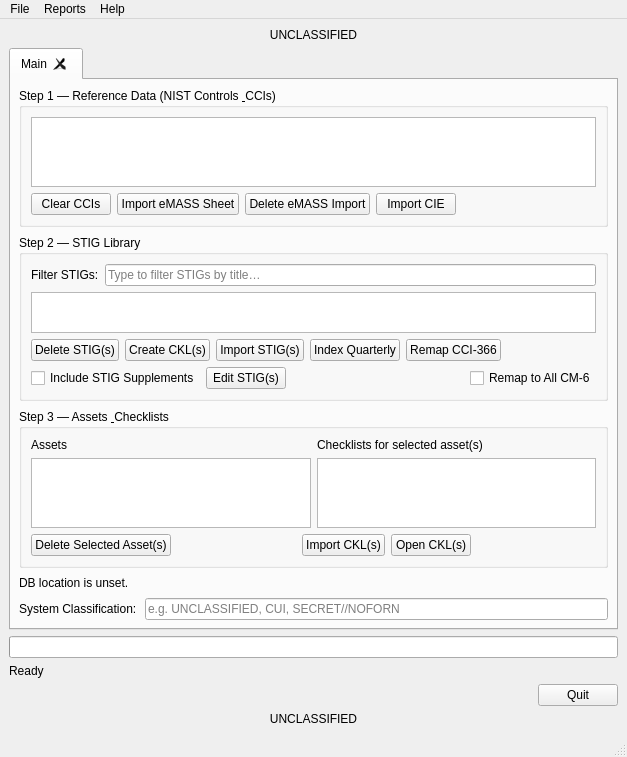
Above: src/stigqter.ui from squinky86/STIGQter before the change. Below: the same form after it.
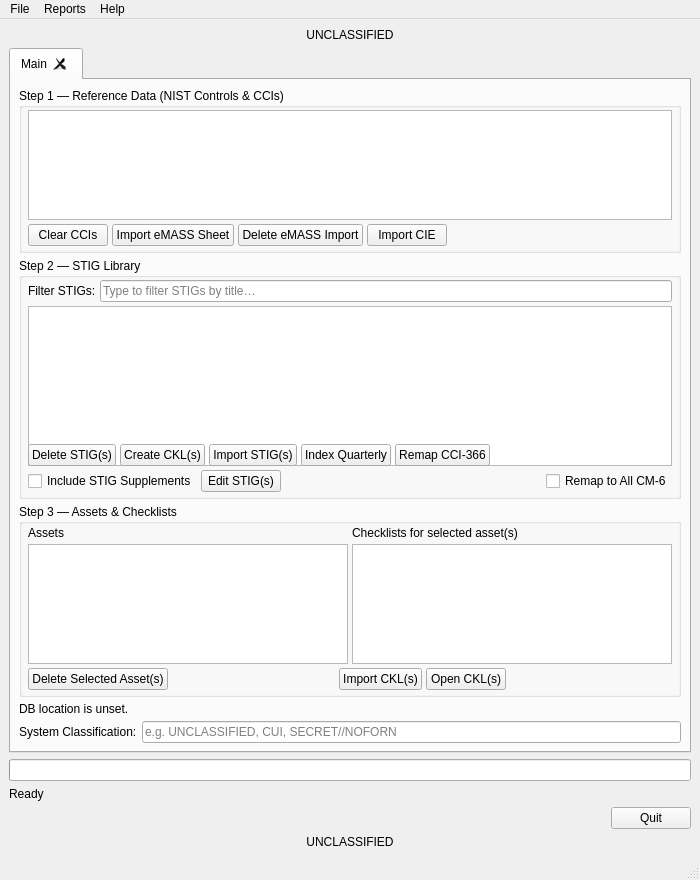
That is the form after the change.

Commit message: free up whitespace

The edit to the form file:
```diff
--- a/src/stigqter.ui
+++ b/src/stigqter.ui
@@ -6,14 +6,14 @@
    <rect>
     <x>0</x>
     <y>0</y>
-    <width>627</width>
-    <height>757</height>
+    <width>700</width>
+    <height>880</height>
    </rect>
   </property>
   <property name="minimumSize">
    <size>
-    <width>560</width>
-    <height>640</height>
+    <width>620</width>
+    <height>780</height>
    </size>
   </property>
   <property name="windowTitle">
@@ -51,7 +51,7 @@
        </attribute>
        <layout class="QVBoxLayout" name="verticalLayout_4">
         <property name="spacing">
-         <number>8</number>
+         <number>5</number>
         </property>
         <property name="leftMargin">
          <number>8</number>
@@ -71,11 +71,32 @@
            <string>NIST 800-53 controls and DISA CCIs. These are indexed automatically on first launch and underpin every STIG-to-control mapping.</string>
           </property>
           <property name="title">
-           <string>Step 1 — Reference Data (NIST Controls &amp; CCIs)</string>
+           <string>Step 1 — Reference Data (NIST Controls &amp;&amp; CCIs)</string>
           </property>
           <layout class="QVBoxLayout" name="layReference">
+           <property name="spacing">
+            <number>4</number>
+           </property>
+           <property name="leftMargin">
+            <number>6</number>
+           </property>
+           <property name="topMargin">
+            <number>2</number>
+           </property>
+           <property name="rightMargin">
+            <number>6</number>
+           </property>
+           <property name="bottomMargin">
+            <number>4</number>
+           </property>
         <item>
          <widget class="QListWidget" name="lstCCIs">
+          <property name="minimumSize">
+           <size>
+            <width>0</width>
+            <height>110</height>
+           </size>
+          </property>
           <property name="toolTip">
            <string>Imported CCIs</string>
           </property>
@@ -150,6 +171,21 @@
            <string>Step 2 — STIG Library</string>
           </property>
           <layout class="QVBoxLayout" name="layStigLibrary">
+           <property name="spacing">
+            <number>4</number>
+           </property>
+           <property name="leftMargin">
+            <number>6</number>
+           </property>
+           <property name="topMargin">
+            <number>2</number>
+           </property>
+           <property name="rightMargin">
+            <number>6</number>
+           </property>
+           <property name="bottomMargin">
+            <number>4</number>
+           </property>
         <item>
          <layout class="QHBoxLayout" name="horizontalLayout_6">
           <item>
@@ -173,6 +209,12 @@
         </item>
         <item>
          <widget class="QListWidget" name="lstSTIGs">
+          <property name="minimumSize">
+           <size>
+            <width>0</width>
+            <height>160</height>
+           </size>
+          </property>
           <property name="acceptDrops">
            <bool>false</bool>
           </property>
@@ -307,9 +349,24 @@
            <string>Assets are the hosts you are assessing. Select an asset to see its attached checklists, then open, import, or export CKL files.</string>
           </property>
           <property name="title">
-           <string>Step 3 — Assets &amp; Checklists</string>
+           <string>Step 3 — Assets &amp;&amp; Checklists</string>
           </property>
           <layout class="QVBoxLayout" name="layAssets">
+           <property name="spacing">
+            <number>4</number>
+           </property>
+           <property name="leftMargin">
+            <number>6</number>
+           </property>
+           <property name="topMargin">
+            <number>2</number>
+           </property>
+           <property name="rightMargin">
+            <number>6</number>
+           </property>
+           <property name="bottomMargin">
+            <number>4</number>
+           </property>
         <item>
          <layout class="QHBoxLayout" name="horizontalLayout_5">
           <item>
@@ -326,6 +383,12 @@
             </item>
             <item>
              <widget class="QListWidget" name="lstAssets">
+              <property name="minimumSize">
+               <size>
+                <width>0</width>
+                <height>120</height>
+               </size>
+              </property>
               <property name="toolTip">
                <string>Assets in Database</string>
               </property>
@@ -350,6 +413,12 @@
             </item>
             <item>
              <widget class="QListWidget" name="lstCKLs">
+              <property name="minimumSize">
+               <size>
+                <width>0</width>
+                <height>120</height>
+               </size>
+              </property>
               <property name="enabled">
                <bool>true</bool>
               </property>
```
The commit also changes 1 other file.
